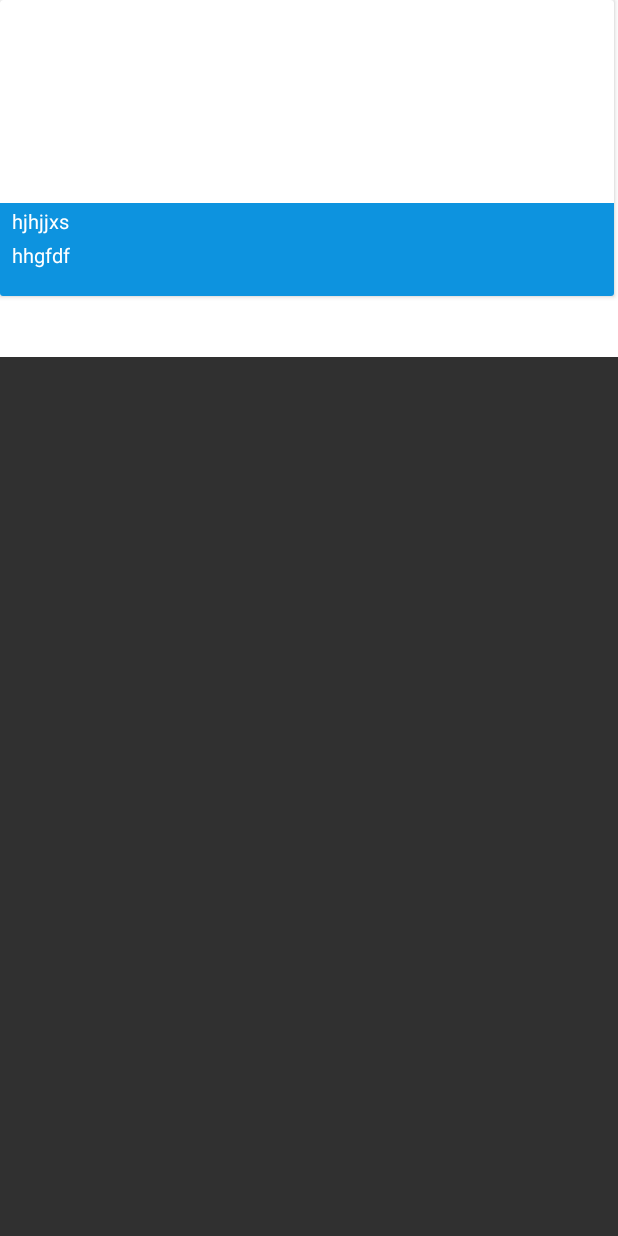
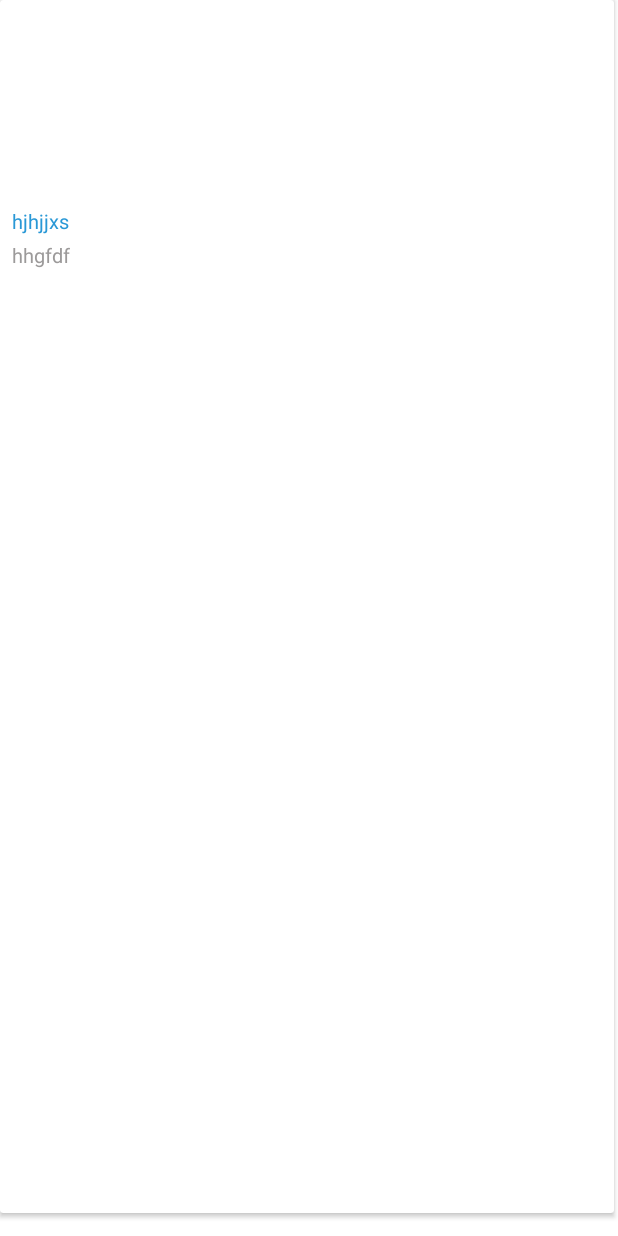
Before and after one commit to AlshimaaRifaat/Exhibtion-App, an Android app: the layout row_details_nav_item_service_provider.xml on its own in the app's theme, with its tools: preview values and no code run, on a phone screen of 412 x 824 dp. Run offline under Robolectric (Android 15) with nearby library versions, the phone set to English and light mode, and no system bars.

Commit message:
details service provider +all done

```diff
--- a/app/src/main/java/com/example/alshimaa/exhibtion/fragment/DetailsNavItemServiceProviderFragment.java
+++ b/app/src/main/java/com/example/alshimaa/exhibtion/fragment/DetailsNavItemServiceProviderFragment.java
@@ -2,8 +2,10 @@ package com.exhibtion.fragment;
 
 
 import android.os.Bundle;
+import android.support.v4.app.DialogFragment;
 import android.support.v4.app.Fragment;
 import android.support.v7.widget.GridLayoutManager;
+import android.support.v7.widget.LinearLayoutManager;
 import android.support.v7.widget.RecyclerView;
 import android.view.LayoutInflater;
 import android.view.View;
@@ -32,7 +34,7 @@ import java.util.List;
 /**
  * A simple {@link Fragment} subclass.
  */
-public class DetailsNavItemServiceProviderFragment extends Fragment implements com.exhibtion.view.DetailsNavItemServiceProvView {
+public class DetailsNavItemServiceProviderFragment extends DialogFragment implements com.exhibtion.view.DetailsNavItemServiceProvView {
 
     NetworkConnection networkConnection;
 
@@ -84,7 +86,7 @@ public class DetailsNavItemServiceProviderFragment extends Fragment implements c
     public void showDetailsNavItemServiceProvList(List<com.exhibtion.model.DetailsNavItemServiceProvData> detailsNavItemServiceProvDataList) {
         detailsNavItemServiceProvAdapter=new com.exhibtion.adapter.DetailsNavItemServiceProvAdapter( getContext(),detailsNavItemServiceProvDataList );
       //  currentExhibtionAdapter.onClick(this);
-        recyclerViewDetailsServiceProv.setLayoutManager( new GridLayoutManager(getContext(),2));
+        recyclerViewDetailsServiceProv.setLayoutManager( new LinearLayoutManager(getContext()));
         recyclerViewDetailsServiceProv.setAdapter( detailsNavItemServiceProvAdapter );
     }
 
--- a/app/src/main/res/layout/row_details_nav_item_service_provider.xml
+++ b/app/src/main/res/layout/row_details_nav_item_service_provider.xml
@@ -1,16 +1,16 @@
 <?xml version="1.0" encoding="utf-8"?>
 <RelativeLayout xmlns:android="http://schemas.android.com/apk/res/android"
     android:layout_width="match_parent"
-    android:layout_height="@dimen/_183sdp"
+    android:layout_height="match_parent"
     xmlns:app="http://schemas.android.com/apk/res-auto"
     android:background="#fff">
 
     <RelativeLayout
         android:layout_width="wrap_content"
-        android:layout_height="@dimen/_182sdp">
+        android:layout_height="match_parent">
         <android.support.v7.widget.CardView
             android:layout_width="match_parent"
-            android:layout_height="@dimen/_152sdp"
+            android:layout_height="match_parent"
             android:layout_marginEnd="@dimen/_2sdp"
             android:layout_marginBottom="@dimen/_12sdp"
             app:cardBackgroundColor="@android:color/white">
@@ -26,21 +26,21 @@
             <RelativeLayout
                 android:layout_width="match_parent"
 
-                android:layout_height="@dimen/_50sdp"
-                android:background="#0d93df"
+                android:layout_height="match_parent"
+
                 android:layout_below="@id/details_nav_item_service_prov_img">
                 <TextView
                     android:id="@+id/details_nav_item_service_prov_title"
                     android:layout_width="wrap_content"
                     android:layout_height="wrap_content"
-                    android:textColor="#fff"
+
                     android:textSize="@dimen/_10sdp"
                     android:text="hjhjjxs"
 
                     android:layout_marginStart="@dimen/_6sdp"
                     android:layout_marginEnd="@dimen/_6sdp"
                     android:layout_marginTop="@dimen/_2sdp"
-                    android:maxLines="1"
+                    android:textColor="#2998d6"
                     />
 
                <!-- <ImageView
@@ -87,7 +87,7 @@
                     android:id="@+id/details_nav_item_service_prov_desc"
                     android:layout_width="wrap_content"
                     android:layout_height="wrap_content"
-                    android:textColor="#fff"
+                    android:textColor="#9c9a9a"
                     android:textSize="@dimen/_10sdp"
                     android:text="hhgfdf"
                     android:layout_below="@+id/details_nav_item_service_prov_title"
@@ -96,7 +96,7 @@
                     android:layout_marginTop="@dimen/_3sdp"
                     android:layout_marginBottom="@dimen/_6sdp"
                     android:layout_alignParentStart="true"
-                    android:maxLines="1"
+
                     />
             </RelativeLayout>
             </RelativeLayout>
```
